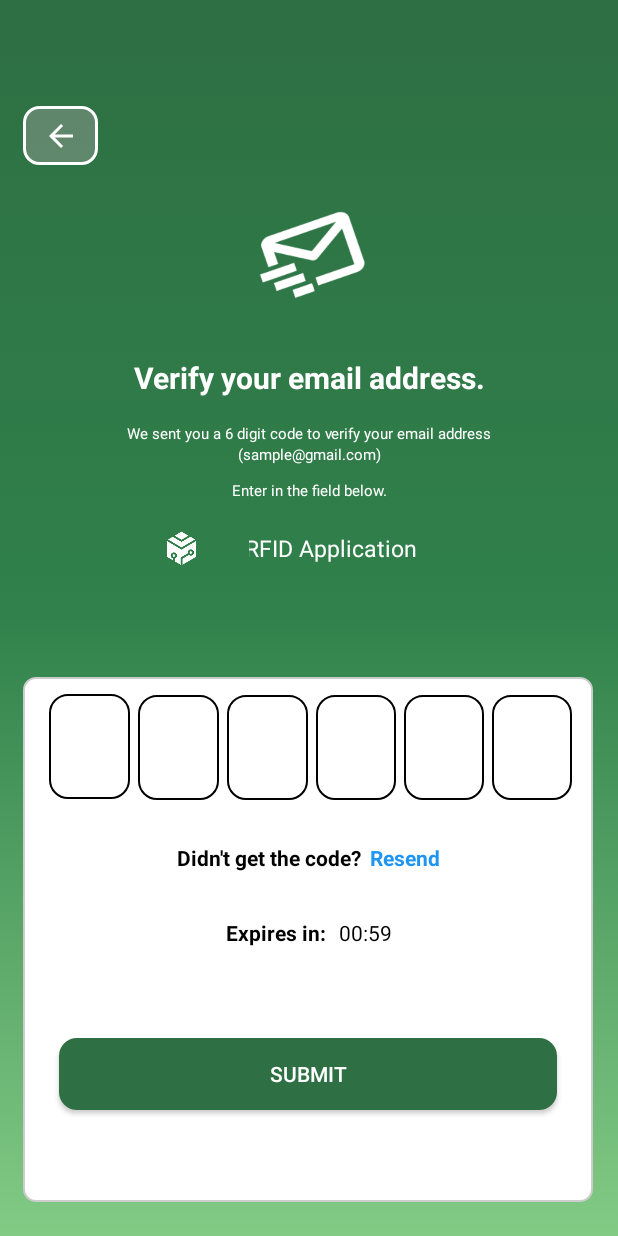
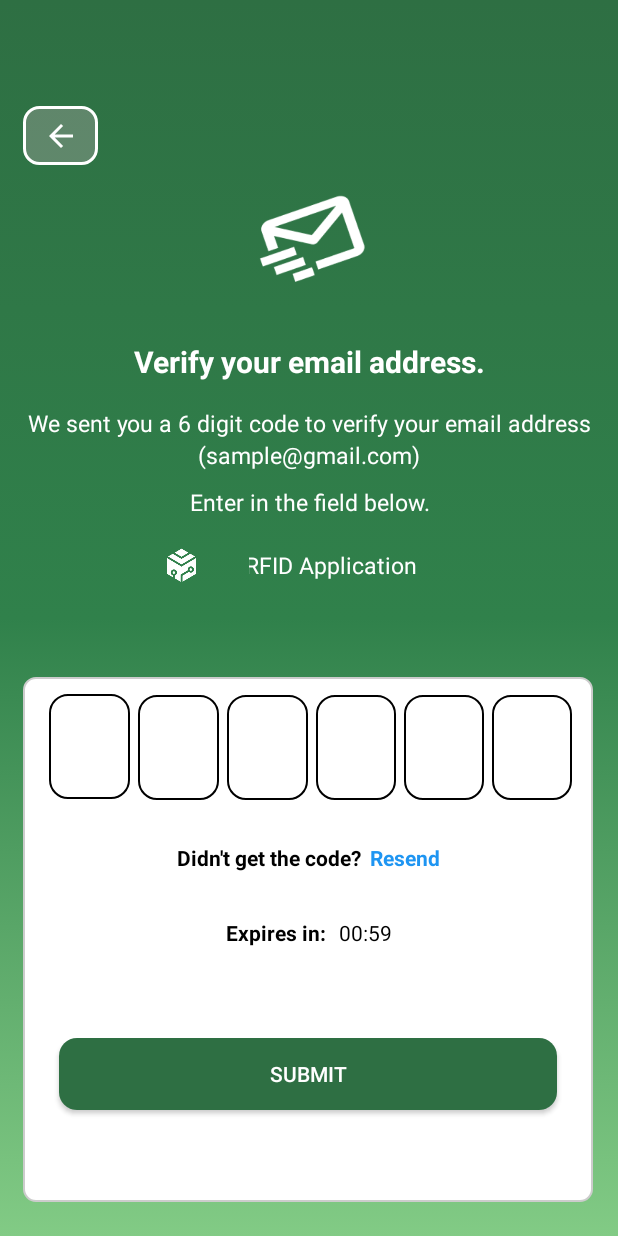
Before and after one commit to zeraus00/rvauc_application, an Android app: the e_verification screen opened directly, with no data from a screen before it, on a phone screen of 412 x 824 dp. Run offline under Robolectric (Android 15) with nearby library versions, the phone set to English and light mode, and no system bars.

Commit message:
refactor: -fix text size

```diff
--- a/app/src/main/res/layout/activity_everification.xml
+++ b/app/src/main/res/layout/activity_everification.xml
@@ -65,7 +65,7 @@
             android:gravity="center"
             android:text="We sent you a 6 digit code to verify your email address"
             android:textColor="@color/white"
-            android:textSize="10sp"
+            android:textSize="15sp"
             tools:ignore="SmallSp" />
 
         <TextView
@@ -75,7 +75,7 @@
             android:gravity="center"
             android:text="@string/Email"
             android:textColor="@color/white"
-            android:textSize="10sp"
+            android:textSize="15sp"
             tools:ignore="SmallSp" />
 
         <TextView
@@ -86,7 +86,7 @@
             android:gravity="center"
             android:text="Enter in the field below."
             android:textColor="@color/white"
-            android:textSize="10sp"
+            android:textSize="15sp"
             tools:ignore="SmallSp" />
 
         <LinearLayout
```
